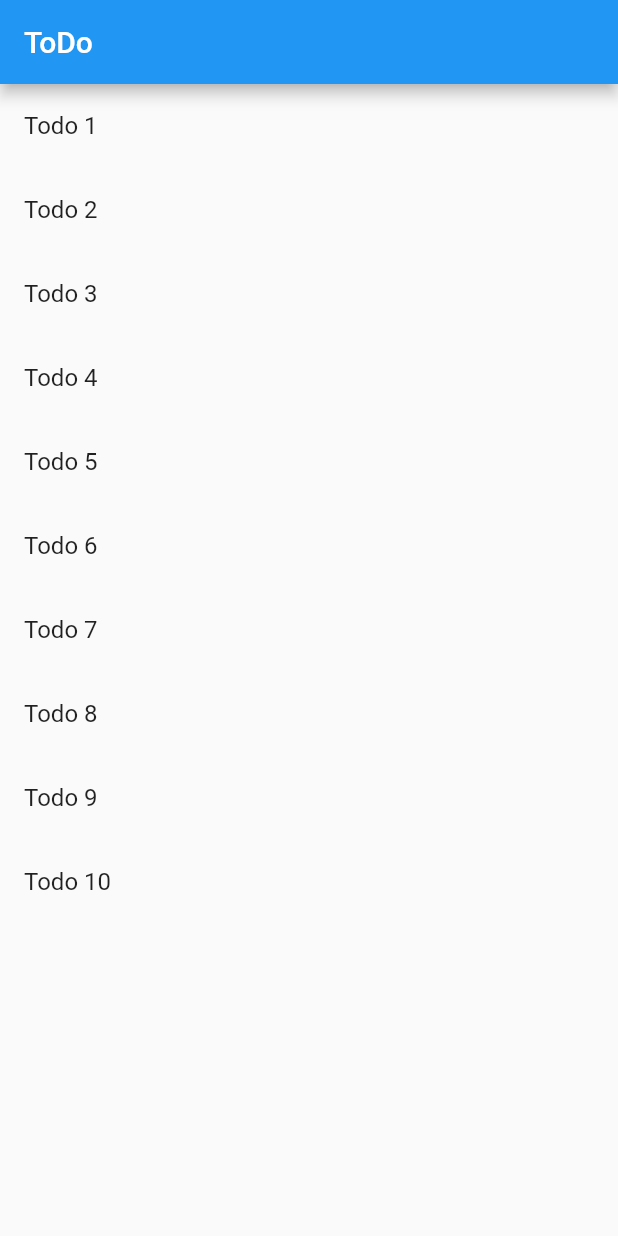
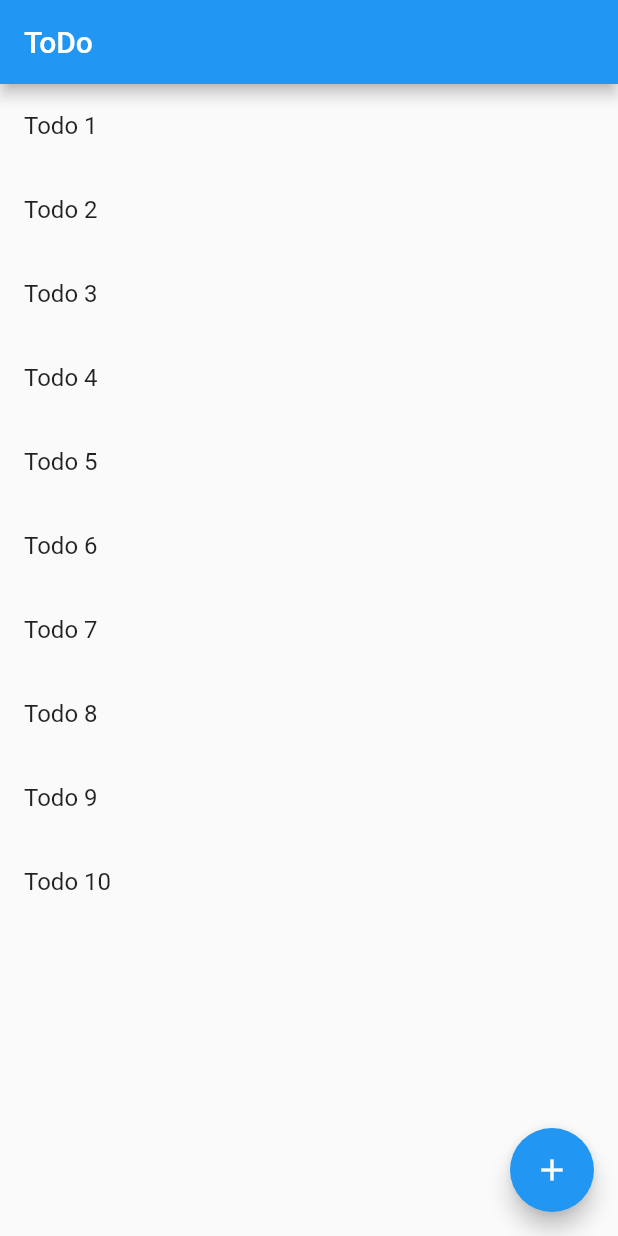
Before and after one commit to gawaooooo-sandbox/learn-flutter, a Flutter app: the screen it shows after launch, on a phone screen of 412 x 824 dp. Run offline on Flutter 3.47's test engine with Material 2 defaults, Android fonts, the phone set to English and light mode, and no system bars.

Commit message:
Stateful Widget に変更

```diff
--- a/todo_app/lib/main.dart
+++ b/todo_app/lib/main.dart
@@ -16,7 +16,7 @@ class MyApp extends StatelessWidget {
   }
 }
 
-class MyHomePage extends StatelessWidget {
+class MyHomePage extends StatefulWidget {
   const MyHomePage({super.key, required this.title});
 
   // This widget is the home page of your application. It is stateful, meaning
@@ -31,19 +31,33 @@ class MyHomePage extends StatelessWidget {
   final String title;
 
   @override
-  Widget build(BuildContext context) {
+  State<MyHomePage> createState() => _MyHomePageState();
+}
+
+class _MyHomePageState extends State<MyHomePage> {
   // 仮のデータ（スタブ）を用意する
   final todos = List.generate(10, (index) => 'Todo ${index + 1}');
 
+  @override
+  Widget build(BuildContext context) {
     return Scaffold(
       appBar: AppBar(
-          title: Text(title),
+        title: Text(widget.title),
       ),
       body: ListView.builder(
         itemBuilder: (context, index) => ListTile(
           title: Text(todos[index]),
         ),
         itemCount: todos.length,
-        ));
+      ),
+      floatingActionButton: FloatingActionButton(
+        child: const Icon(Icons.add),
+        onPressed: () {
+          setState(() {
+            todos.add('ToDo ${todos.length + 1}');
+          });
+        },
+      ),
+    );
   }
 }
```
Lines whose indentation alone changed are shown as unchanged.
